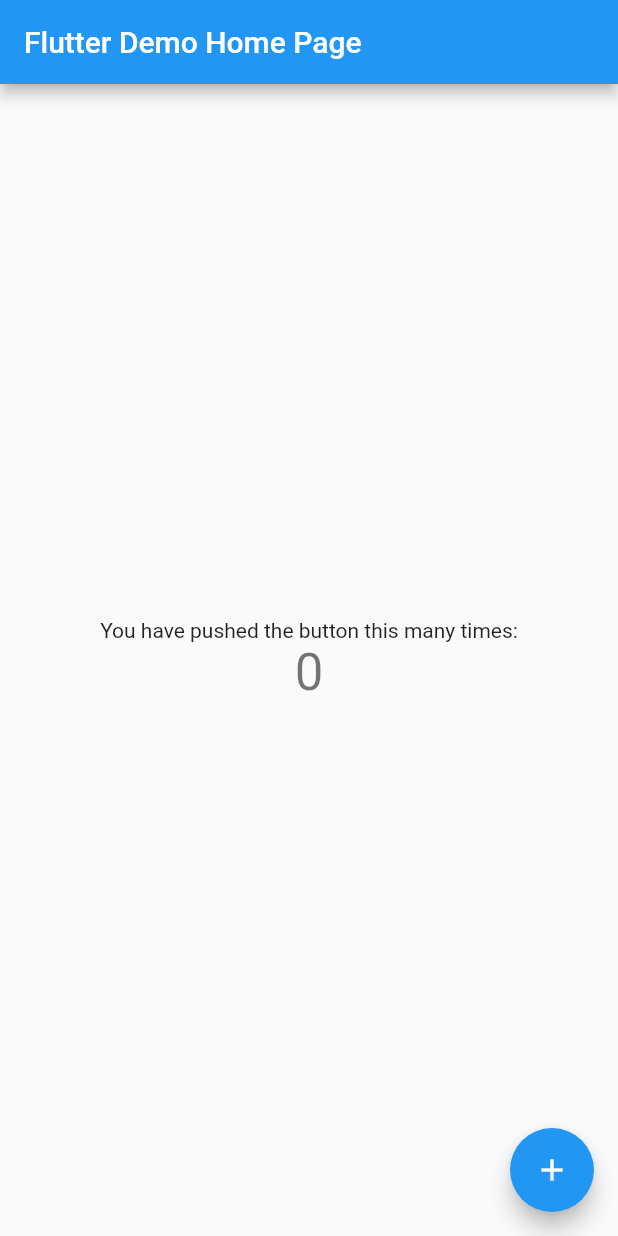
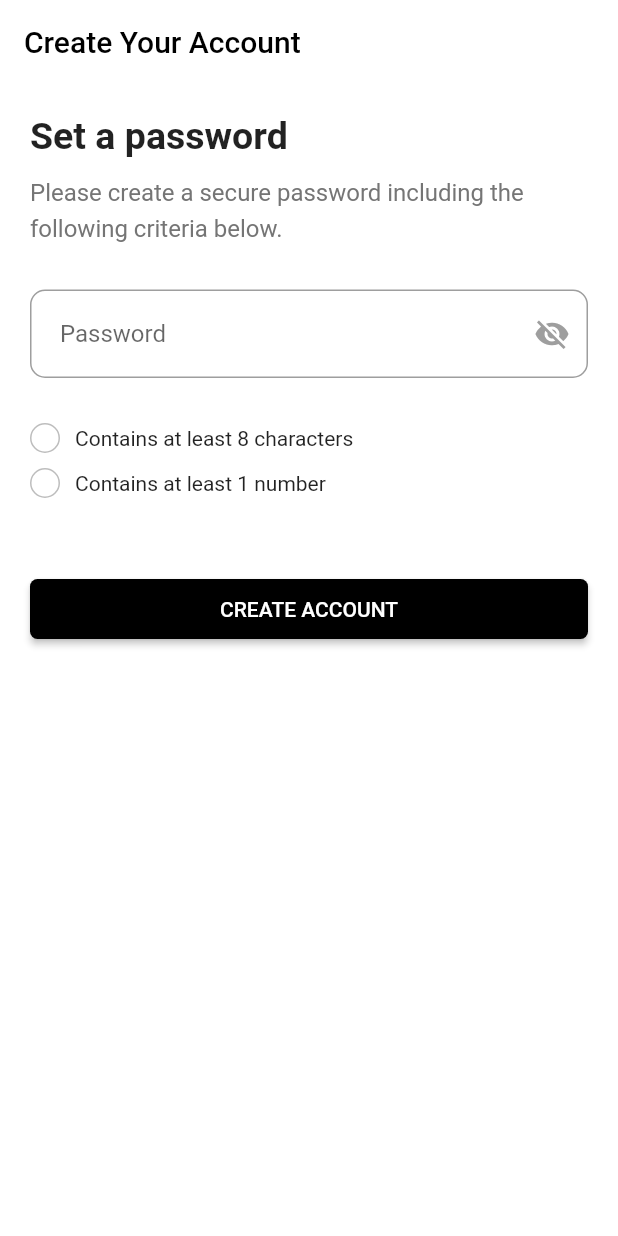
Before and after one commit to vscalcione/flutter_password_validation_demo, a Flutter app: the screen it shows after launch, on a phone screen of 412 x 824 dp. Run offline on Flutter 3.47's test engine with Material 2 defaults, Android fonts, the phone set to English and light mode, and no system bars.

Commit message:
Update source code

```diff
--- a/lib/main.dart
+++ b/lib/main.dart
@@ -1,113 +1,177 @@
 import 'package:flutter/material.dart';
 
-void main() {
-  runApp(MyApp());
+void main() => runApp(MaterialApp(
+      debugShowCheckedModeBanner: false,
+      home: HomePage(),
+    ));
+
+class HomePage extends StatefulWidget {
+  const HomePage({Key? key}) : super(key: key);
+
+  @override
+  _HomePageState createState() => _HomePageState();
 }
 
-class MyApp extends StatelessWidget {
-  // This widget is the root of your application.
-  @override
-  Widget build(BuildContext context) {
-    return MaterialApp(
-      title: 'Flutter Demo',
-      theme: ThemeData(
-        // This is the theme of your application.
-        //
-        // Try running your application with "flutter run". You'll see the
-        // application has a blue toolbar. Then, without quitting the app, try
-        // changing the primarySwatch below to Colors.green and then invoke
-        // "hot reload" (press "r" in the console where you ran "flutter run",
-        // or simply save your changes to "hot reload" in a Flutter IDE).
-        // Notice that the counter didn't reset back to zero; the application
-        // is not restarted.
-        primarySwatch: Colors.blue,
-      ),
-      home: MyHomePage(title: 'Flutter Demo Home Page'),
-    );
-  }
-}
+class _HomePageState extends State<HomePage> {
+  bool _isVisible = false;
+  bool _isPasswordEightCharacters = false;
+  bool _hasPasswordOneNumber = false;
 
-class MyHomePage extends StatefulWidget {
-  MyHomePage({Key? key, required this.title}) : super(key: key);
+  onPasswordChanged(String password) {
+    final numericRegex = RegExp(r'[0-9]');
 
-  // This widget is the home page of your application. It is stateful, meaning
-  // that it has a State object (defined below) that contains fields that affect
-  // how it looks.
+    setState(() {
+      _isPasswordEightCharacters = false;
+      if (password.length >= 8) _isPasswordEightCharacters = true;
 
-  // This class is the configuration for the state. It holds the values (in this
-  // case the title) provided by the parent (in this case the App widget) and
-  // used by the build method of the State. Fields in a Widget subclass are
-  // always marked "final".
-
-  final String title;
-
-  @override
-  _MyHomePageState createState() => _MyHomePageState();
-}
-
-class _MyHomePageState extends State<MyHomePage> {
-  int _counter = 0;
-
-  void _incrementCounter() {
-    setState(() {
-      // This call to setState tells the Flutter framework that something has
-      // changed in this State, which causes it to rerun the build method below
-      // so that the display can reflect the updated values. If we changed
-      // _counter without calling setState(), then the build method would not be
-      // called again, and so nothing would appear to happen.
-      _counter++;
+      _hasPasswordOneNumber = false;
+      if (numericRegex.hasMatch(password)) _hasPasswordOneNumber = true;
     });
   }
 
   @override
   Widget build(BuildContext context) {
-    // This method is rerun every time setState is called, for instance as done
-    // by the _incrementCounter method above.
-    //
-    // The Flutter framework has been optimized to make rerunning build methods
-    // fast, so that you can just rebuild anything that needs updating rather
-    // than having to individually change instances of widgets.
     return Scaffold(
       appBar: AppBar(
-        // Here we take the value from the MyHomePage object that was created by
-        // the App.build method, and use it to set our appbar title.
-        title: Text(widget.title),
+        elevation: 0,
+        backgroundColor: Colors.white,
+        title: Text(
+          "Create Your Account",
+          style: TextStyle(color: Colors.black),
+        ),
       ),
-      body: Center(
-        // Center is a layout widget. It takes a single child and positions it
-        // in the middle of the parent.
+      body: Container(
+        color: Colors.white,
+        padding: EdgeInsets.symmetric(horizontal: 20, vertical: 20),
         child: Column(
-          // Column is also a layout widget. It takes a list of children and
-          // arranges them vertically. By default, it sizes itself to fit its
-          // children horizontally, and tries to be as tall as its parent.
-          //
-          // Invoke "debug painting" (press "p" in the console, choose the
-          // "Toggle Debug Paint" action from the Flutter Inspector in Android
-          // Studio, or the "Toggle Debug Paint" command in Visual Studio Code)
-          // to see the wireframe for each widget.
-          //
-          // Column has various properties to control how it sizes itself and
-          // how it positions its children. Here we use mainAxisAlignment to
-          // center the children vertically; the main axis here is the vertical
-          // axis because Columns are vertical (the cross axis would be
-          // horizontal).
-          mainAxisAlignment: MainAxisAlignment.center,
-          children: <Widget>[
+          crossAxisAlignment: CrossAxisAlignment.start,
+          children: [
             Text(
-              'You have pushed the button this many times:',
+              "Set a password",
+              style: TextStyle(fontSize: 25, fontWeight: FontWeight.bold),
+            ),
+            SizedBox(
+              height: 10,
             ),
             Text(
-              '$_counter',
-              style: Theme.of(context).textTheme.headline4,
+              "Please create a secure password including the following criteria below.",
+              style: TextStyle(
+                  fontSize: 16, height: 1.5, color: Colors.grey.shade600),
             ),
+            SizedBox(
+              height: 30,
+            ),
+            TextField(
+              onChanged: (password) => onPasswordChanged(password),
+              obscureText: !_isVisible,
+              decoration: InputDecoration(
+                suffixIcon: IconButton(
+                  onPressed: () {
+                    setState(() {
+                      _isVisible = !_isVisible;
+                    });
+                  },
+                  icon: _isVisible
+                      ? Icon(
+                          Icons.visibility,
+                          color: Colors.black,
+                        )
+                      : Icon(
+                          Icons.visibility_off,
+                          color: Colors.grey,
+                        ),
+                ),
+                border: OutlineInputBorder(
+                    borderRadius: BorderRadius.circular(10),
+                    borderSide: BorderSide(color: Colors.black)),
+                focusedBorder: OutlineInputBorder(
+                    borderRadius: BorderRadius.circular(10),
+                    borderSide: BorderSide(color: Colors.black)),
+                hintText: "Password",
+                contentPadding:
+                    EdgeInsets.symmetric(horizontal: 20, vertical: 20),
+              ),
+            ),
+            SizedBox(
+              height: 30,
+            ),
+            Row(
+              children: [
+                AnimatedContainer(
+                  duration: Duration(milliseconds: 500),
+                  width: 20,
+                  height: 20,
+                  decoration: BoxDecoration(
+                      color: _isPasswordEightCharacters
+                          ? Colors.green
+                          : Colors.transparent,
+                      border: _isPasswordEightCharacters
+                          ? Border.all(color: Colors.transparent)
+                          : Border.all(color: Colors.grey.shade400),
+                      borderRadius: BorderRadius.circular(50)),
+                  child: Center(
+                    child: Icon(
+                      Icons.check,
+                      color: Colors.white,
+                      size: 15,
+                    ),
+                  ),
+                ),
+                SizedBox(
+                  width: 10,
+                ),
+                Text("Contains at least 8 characters")
+              ],
+            ),
+            SizedBox(
+              height: 10,
+            ),
+            Row(
+              children: [
+                AnimatedContainer(
+                  duration: Duration(milliseconds: 500),
+                  width: 20,
+                  height: 20,
+                  decoration: BoxDecoration(
+                      color: _hasPasswordOneNumber
+                          ? Colors.green
+                          : Colors.transparent,
+                      border: _hasPasswordOneNumber
+                          ? Border.all(color: Colors.transparent)
+                          : Border.all(color: Colors.grey.shade400),
+                      borderRadius: BorderRadius.circular(50)),
+                  child: Center(
+                    child: Icon(
+                      Icons.check,
+                      color: Colors.white,
+                      size: 15,
+                    ),
+                  ),
+                ),
+                SizedBox(
+                  width: 10,
+                ),
+                Text("Contains at least 1 number")
+              ],
+            ),
+            SizedBox(
+              height: 50,
+            ),
+            MaterialButton(
+              height: 40,
+              minWidth: double.infinity,
+              onPressed: () {},
+              color: Colors.black,
+              child: Text(
+                "CREATE ACCOUNT",
+                style: TextStyle(color: Colors.white),
+              ),
+              shape: RoundedRectangleBorder(
+                  borderRadius: BorderRadius.circular(5)),
+            )
           ],
         ),
       ),
-      floatingActionButton: FloatingActionButton(
-        onPressed: _incrementCounter,
-        tooltip: 'Increment',
-        child: Icon(Icons.add),
-      ), // This trailing comma makes auto-formatting nicer for build methods.
     );
   }
 }
```
